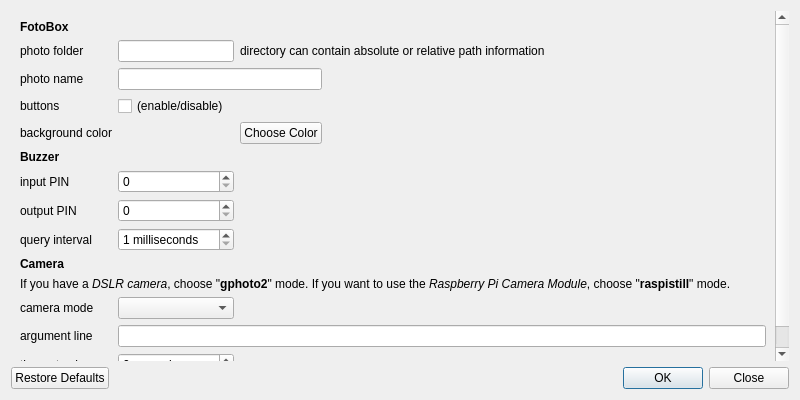
Before: the Qt Designer form preferences.ui in tomikais/fotobox, drawn with Qt 5.
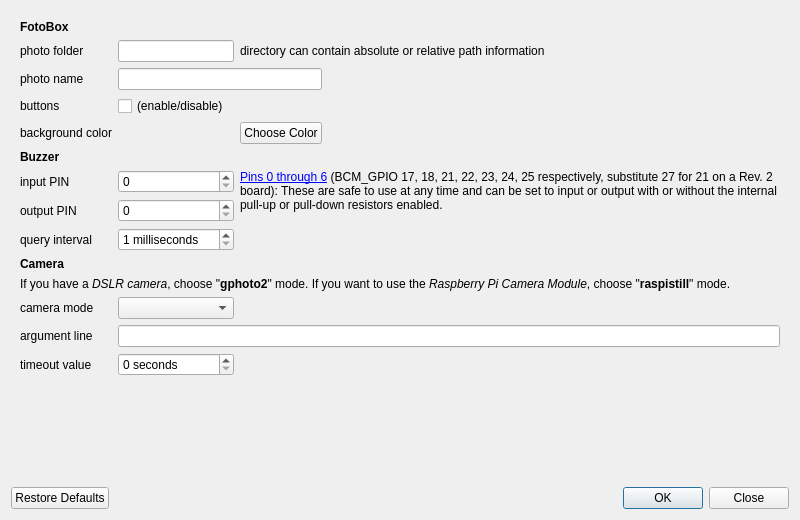
After: the same form once the commit is applied.

Commit message: add wiringPi docu

```diff
--- a/preferences.ui
+++ b/preferences.ui
@@ -8,7 +8,7 @@
     <x>0</x>
     <y>0</y>
     <width>800</width>
-    <height>400</height>
+    <height>520</height>
    </rect>
   </property>
   <property name="mouseTracking">
@@ -34,8 +34,8 @@
        <rect>
         <x>0</x>
         <y>0</y>
-        <width>765</width>
-        <height>356</height>
+        <width>776</width>
+        <height>468</height>
        </rect>
       </property>
       <property name="mouseTracking">
@@ -332,6 +332,19 @@
            </property>
           </widget>
          </item>
+         <item row="7" column="2" rowspan="3" colspan="2">
+          <widget class="QLabel" name="lbl_pinInfo">
+           <property name="text">
+            <string>&lt;html&gt;&lt;head/&gt;&lt;body&gt;&lt;p&gt;&lt;a href=&quot;http://wiringpi.com/wp-content/uploads/2013/03/pins.pdf&quot;&gt;&lt;span style=&quot; text-decoration: underline; color:#0000ff;&quot;&gt;Pins 0 through 6&lt;/span&gt;&lt;/a&gt; (BCM_GPIO 17, 18,  21, 22, 23, 24, 25 respectively, substitute 27 for 21 on a Rev. 2 board): These are safe to use at any time and can be set to input or output with or without the internal pull-up or pull-down resistors enabled.&lt;/p&gt;&lt;/body&gt;&lt;/html&gt;</string>
+           </property>
+           <property name="alignment">
+            <set>Qt::AlignLeading|Qt::AlignLeft|Qt::AlignTop</set>
+           </property>
+           <property name="wordWrap">
+            <bool>true</bool>
+           </property>
+          </widget>
+         </item>
         </layout>
        </item>
        <item>
```
